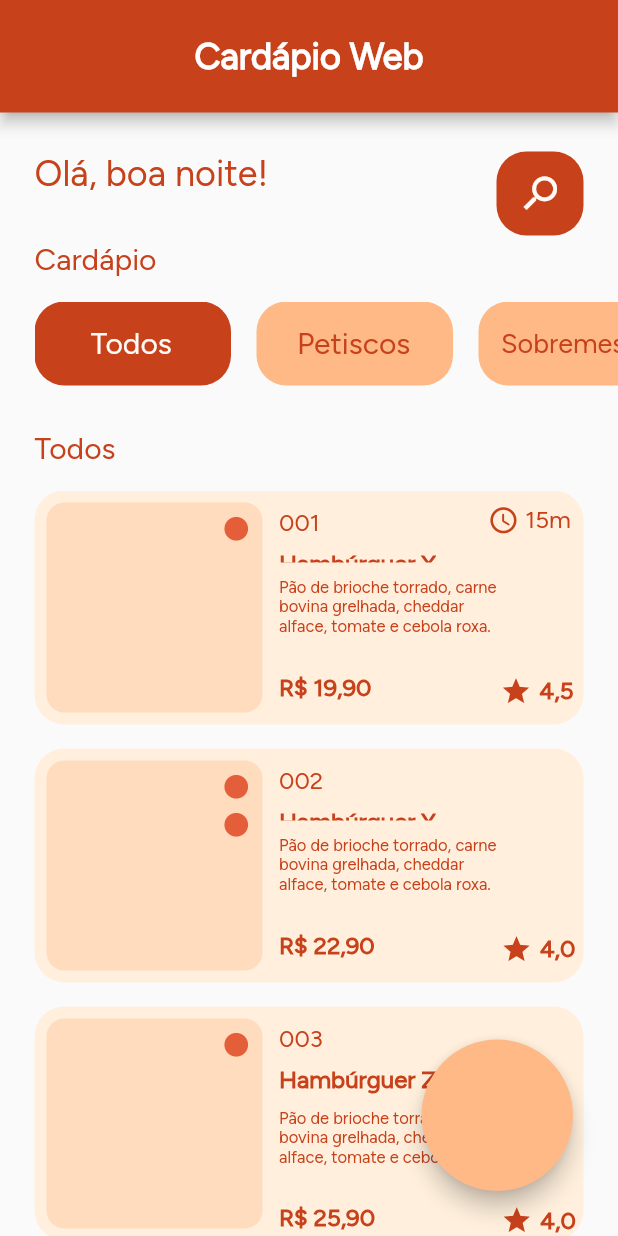
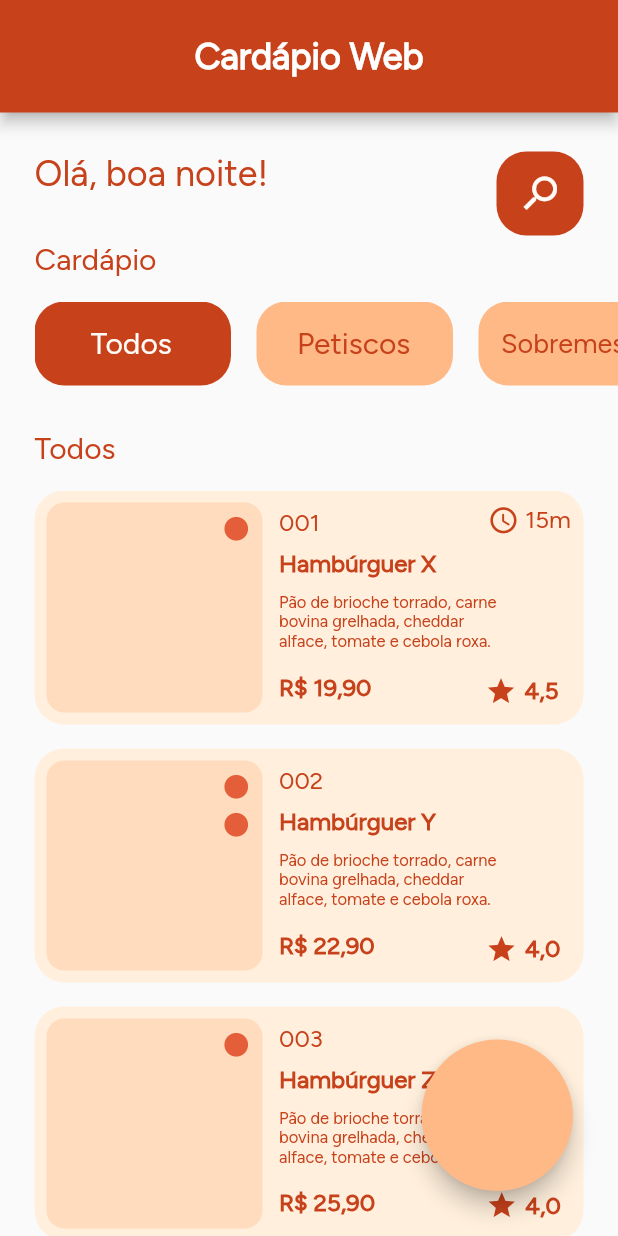
Before and after one commit to VivianeSouza923/desafioMenu-Sprint2, a Flutter app: the screen it shows after launch, on a phone screen of 412 x 824 dp. Run offline on Flutter 3.47's test engine with Material 2 defaults, Android fonts, the phone set to English and light mode, and no system bars.

Commit message:
atualizando dimensões

```diff
--- a/lib/main.dart
+++ b/lib/main.dart
@@ -40,7 +40,7 @@ class HomePage extends StatelessWidget {
       body: Stack(
         children: [
           Padding(
-            padding: EdgeInsets.symmetric(horizontal: 0.0),
+            padding: const EdgeInsets.symmetric(horizontal: 0.0),
             child: Column(
               crossAxisAlignment: CrossAxisAlignment.start,
               children: [
@@ -281,12 +281,12 @@ class HomePage extends StatelessWidget {
                                 ),
                               ),
                             ),
-                            Expanded(
+                            const Expanded(
                               child: Column(
                                 crossAxisAlignment: CrossAxisAlignment.start,
                                 children: [
                                   Row(
-                                    children: const [
+                                    children: [
                                       Padding(
                                         padding: EdgeInsets.only(
                                             left: 11, top: 12, bottom: 8),
@@ -322,8 +322,7 @@ class HomePage extends StatelessWidget {
                                       ),
                                     ],
                                   ),
-                                  const Expanded(
-                                    child: Padding(
+                                  Padding(
                                     padding: EdgeInsets.only(
                                         left: 11.0, right: 74, bottom: 10),
                                     child: Text(
@@ -336,10 +335,9 @@ class HomePage extends StatelessWidget {
                                       ),
                                     ),
                                   ),
-                                  ),
-                                  const Padding(
+                                  Padding(
                                     padding: EdgeInsets.only(
-                                        left: 11, right: 8, bottom: 25),
+                                        left: 11, right: 8, bottom: 15),
                                     child: Text(
                                       "Pão de brioche torrado, carne\nbovina grelhada, cheddar\nalface, tomate e cebola roxa.",
                                       style: TextStyle(
@@ -351,10 +349,10 @@ class HomePage extends StatelessWidget {
                                     ),
                                   ),
                                   Row(
-                                    children: const [
+                                    children: [
                                       Padding(
                                         padding: EdgeInsets.only(
-                                            left: 11.0, right: 86, bottom: 15),
+                                            left: 11.0, right: 76, bottom: 15),
                                         child: Text(
                                           "R\$ 19,90",
                                           style: TextStyle(
@@ -414,8 +412,8 @@ class HomePage extends StatelessWidget {
                                   color: const Color(0xffFFDCBD),
                                   borderRadius: BorderRadius.circular(12),
                                 ),
-                                child: Column(
-                                  children: const [
+                                child: const Column(
+                                  children: [
                                     Padding(
                                       padding: EdgeInsets.only(
                                           left: 117.0,
@@ -439,11 +437,11 @@ class HomePage extends StatelessWidget {
                                     ),
                                   ],
                                 )),
-                            Expanded(
+                            const Expanded(
                               child: Column(
                                 crossAxisAlignment: CrossAxisAlignment.start,
                                 children: [
-                                  const Padding(
+                                  Padding(
                                     padding: EdgeInsets.only(
                                         left: 11, top: 12, bottom: 8),
                                     child: Text(
@@ -456,8 +454,7 @@ class HomePage extends StatelessWidget {
                                       ),
                                     ),
                                   ),
-                                  const Expanded(
-                                    child: Padding(
+                                  Padding(
                                     padding: EdgeInsets.only(
                                         left: 11.0, right: 74, bottom: 10),
                                     child: Text(
@@ -470,10 +467,9 @@ class HomePage extends StatelessWidget {
                                       ),
                                     ),
                                   ),
-                                  ),
-                                  const Padding(
+                                  Padding(
                                     padding: EdgeInsets.only(
-                                        left: 11, right: 8, bottom: 25),
+                                        left: 11, right: 8, bottom: 15),
                                     child: Text(
                                       "Pão de brioche torrado, carne\nbovina grelhada, cheddar\nalface, tomate e cebola roxa.",
                                       style: TextStyle(
@@ -485,10 +481,10 @@ class HomePage extends StatelessWidget {
                                     ),
                                   ),
                                   Row(
-                                    children: const [
+                                    children: [
                                       Padding(
                                         padding: EdgeInsets.only(
-                                            left: 11.0, right: 84, bottom: 15),
+                                            left: 11.0, right: 74, bottom: 15),
                                         child: Text(
                                           "R\$ 22,90",
                                           style: TextStyle(
@@ -558,11 +554,11 @@ class HomePage extends StatelessWidget {
                                 ),
                               ),
                             ),
-                            Expanded(
+                            const Expanded(
                               child: Column(
                                 crossAxisAlignment: CrossAxisAlignment.start,
                                 children: [
-                                  const Padding(
+                                  Padding(
                                     padding: EdgeInsets.only(
                                         left: 11, top: 12, bottom: 8),
                                     child: Text(
@@ -575,10 +571,9 @@ class HomePage extends StatelessWidget {
                                       ),
                                     ),
                                   ),
-                                  const Padding(
+                                  Padding(
                                     padding: EdgeInsets.only(
                                         left: 11.0, right: 74, bottom: 10),
-                                    child: Expanded(
                                     child: Text(
                                       "Hambúrguer Z",
                                       style: TextStyle(
@@ -589,11 +584,9 @@ class HomePage extends StatelessWidget {
                                       ),
                                     ),
                                   ),
-                                  ),
-                                  const Padding(
+                                  Padding(
                                     padding: EdgeInsets.only(
-                                        left: 11, right: 8, bottom: 24),
-                                    child: Expanded(
+                                        left: 11, right: 8, bottom: 14),
                                     child: Text(
                                       "Pão de brioche torrado, carne\nbovina grelhada, cheddar\nalface, tomate e cebola roxa.",
                                       style: TextStyle(
@@ -604,12 +597,11 @@ class HomePage extends StatelessWidget {
                                       ),
                                     ),
                                   ),
-                                  ),
                                   Row(
-                                    children: const [
+                                    children: [
                                       Padding(
                                         padding: EdgeInsets.only(
-                                            left: 11.0, right: 84, bottom: 15),
+                                            left: 11.0, right: 74, bottom: 15),
                                         child: Text(
                                           "R\$ 25,90",
                                           style: TextStyle(
@@ -679,12 +671,12 @@ class HomePage extends StatelessWidget {
                                 ),
                               ),
                             ),
-                            Expanded(
+                            const Expanded(
                               child: Column(
                                 crossAxisAlignment: CrossAxisAlignment.start,
                                 children: [
                                   Row(
-                                    children: const [
+                                    children: [
                                       Padding(
                                         padding: EdgeInsets.only(
                                             left: 11, top: 12, bottom: 8),
@@ -720,8 +712,7 @@ class HomePage extends StatelessWidget {
                                       ),
                                     ],
                                   ),
-                                  const Expanded(
-                                    child: Padding(
+                                  Padding(
                                     padding: EdgeInsets.only(
                                         left: 11.0, right: 74, bottom: 10),
                                     child: Text(
@@ -734,10 +725,9 @@ class HomePage extends StatelessWidget {
                                       ),
                                     ),
                                   ),
-                                  ),
-                                  const Padding(
+                                  Padding(
                                     padding: EdgeInsets.only(
-                                        left: 11, right: 8, bottom: 25),
+                                        left: 11, right: 8, bottom: 15),
                                     child: Text(
                                       "Pão de brioche torrado, carne\nbovina grelhada, cheddar\nalface, tomate e cebola roxa.",
                                       style: TextStyle(
@@ -749,10 +739,10 @@ class HomePage extends StatelessWidget {
                                     ),
                                   ),
                                   Row(
-                                    children: const [
+                                    children: [
                                       Padding(
                                         padding: EdgeInsets.only(
-                                            left: 11.0, right: 86, bottom: 15),
+                                            left: 11.0, right: 76, bottom: 15),
                                         child: Text(
                                           "R\$ 19,90",
                                           style: TextStyle(
@@ -812,8 +802,8 @@ class HomePage extends StatelessWidget {
                                   color: const Color(0xffFFDCBD),
                                   borderRadius: BorderRadius.circular(12),
                                 ),
-                                child: Column(
-                                  children: const [
+                                child: const Column(
+                                  children: [
                                     Padding(
                                       padding: EdgeInsets.only(
                                           left: 117.0,
@@ -837,11 +827,11 @@ class HomePage extends StatelessWidget {
                                     ),
                                   ],
                                 )),
-                            Expanded(
+                            const Expanded(
                               child: Column(
                                 crossAxisAlignment: CrossAxisAlignment.start,
                                 children: [
-                                  const Padding(
+                                  Padding(
                                     padding: EdgeInsets.only(
                                         left: 11, top: 12, bottom: 8),
                                     child: Text(
@@ -854,8 +844,7 @@ class HomePage extends StatelessWidget {
                                       ),
                                     ),
                                   ),
-                                  const Expanded(
-                                    child: Padding(
+                                  Padding(
                                     padding: EdgeInsets.only(
                                         left: 11.0, right: 74, bottom: 10),
                                     child: Text(
@@ -868,10 +857,9 @@ class HomePage extends StatelessWidget {
                                       ),
                                     ),
                                   ),
-                                  ),
-                                  const Padding(
+                                  Padding(
                                     padding: EdgeInsets.only(
-                                        left: 11, right: 8, bottom: 25),
+                                        left: 11, right: 8, bottom: 15),
                                     child: Text(
                                       "Pão de brioche torrado, carne\nbovina grelhada, cheddar\nalface, tomate e cebola roxa.",
                                       style: TextStyle(
@@ -883,10 +871,10 @@ class HomePage extends StatelessWidget {
                                     ),
                                   ),
                                   Row(
-                                    children: const [
+                                    children: [
                                       Padding(
                                         padding: EdgeInsets.only(
-                                            left: 11.0, right: 84, bottom: 15),
+                                            left: 11.0, right: 74, bottom: 15),
                                         child: Text(
                                           "R\$ 22,90",
                                           style: TextStyle(
```
Also changed, not shown: pubspec.lock. Lines whose indentation alone changed are shown as unchanged.
